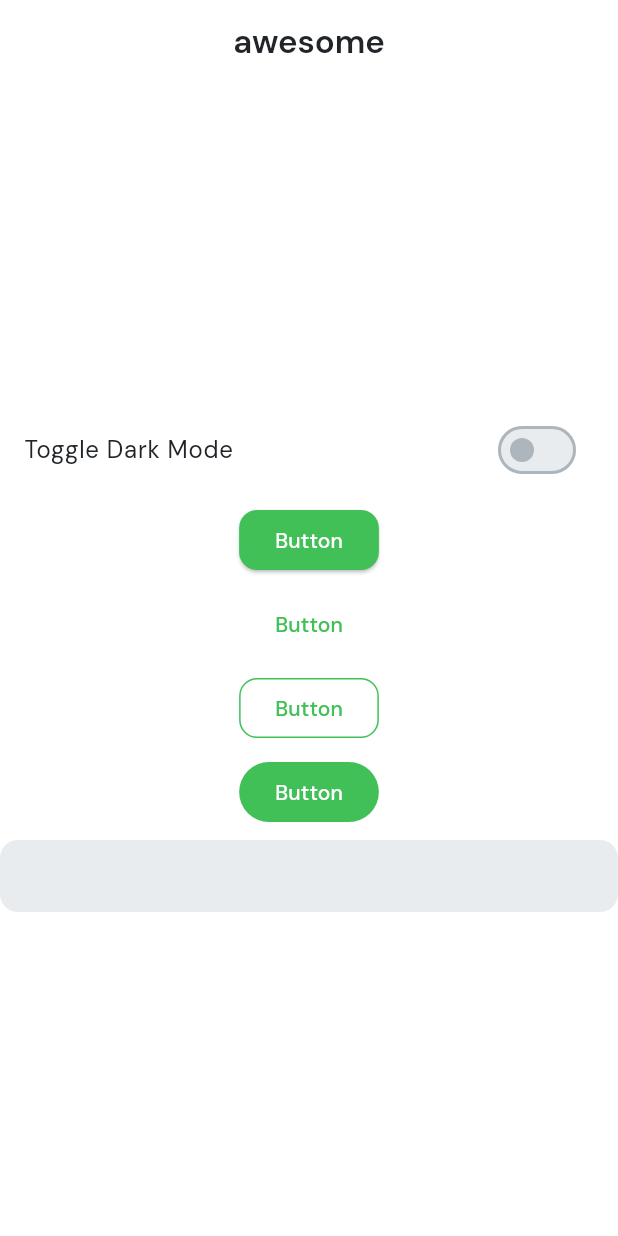
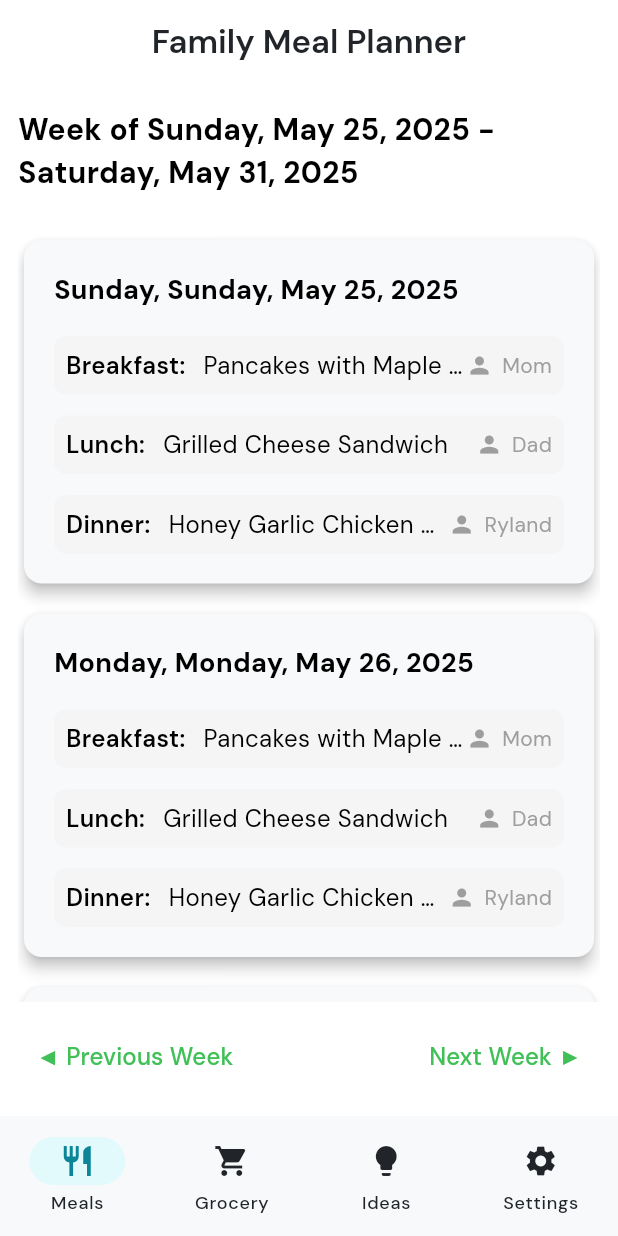
Before and after one commit to Kenz-code/meal_map, a Flutter app: the screen it shows after launch, on a phone screen of 412 x 824 dp. Run offline on Flutter 3.47's test engine with Material 3 defaults, Android fonts, the phone set to English and light mode, and no system bars; our stand-ins replace go_router, google_fonts.

Commit message:
home page boilerplate complete

```diff
--- a/lib/app/app.dart
+++ b/lib/app/app.dart
@@ -2,7 +2,6 @@ import 'package:flutter/material.dart';
 import 'package:go_router/go_router.dart';
 import 'package:meal_map/core/theme/theme.dart';
 import 'package:meal_map/features/splash/screens/main.dart';
-import 'package:meal_map/routes/app_router.dart';
 import 'package:provider/provider.dart';
 import 'app_provider.dart';
 
@@ -79,7 +78,7 @@ class _MyHomePageState extends State<MyHomePage> {
 
               SizedBox(height: 8,),
 
-              TextField(controller: TextEditingController(),),
+              Text(GoRouter.of(context).state.path!)
             ],
           ),
         ),
--- a/lib/app/app_provider.dart
+++ b/lib/app/app_provider.dart
@@ -36,10 +36,8 @@ class AppStateNotifier extends ChangeNotifier {
     // // Simulate checking login status
     // await Future.delayed(Duration(milliseconds: 500));
     // _isLoggedIn = false; // Replace with real authentication check
+    _isFirstLaunch = false;
     _isLoggedIn = true;
-    _isFirstLaunch = false;
-
-    await Future.delayed(Duration(seconds: 1));
 
     _initialized = true;
     notifyListeners();
--- a/lib/core/theme/theme.dart
+++ b/lib/core/theme/theme.dart
@@ -11,7 +11,6 @@ final ThemeData lightTheme = ThemeData(
     foregroundColor: lightColorScheme.onSurface,
     elevation: 0,
     centerTitle: true,
-
   ),
   elevatedButtonTheme: ElevatedButtonThemeData(
     style: ElevatedButton.styleFrom(
--- /dev/null
+++ b/lib/core/widgets/scaffold_with_nav_bar.dart
@@ -0,0 +1,29 @@
+import 'package:flutter/material.dart';
+import 'package:go_router/go_router.dart';
+
+class ScaffoldWithNavBar extends StatelessWidget {
+  final StatefulNavigationShell navigationShell;
+
+  const ScaffoldWithNavBar({super.key, required this.navigationShell});
+
+  void _onTap(int index) {
+    navigationShell.goBranch(index);
+  }
+
+  @override
+  Widget build(BuildContext context) {
+    return Scaffold(
+      body: navigationShell,
+      bottomNavigationBar: NavigationBar(
+        selectedIndex: navigationShell.currentIndex,
+        onDestinationSelected: _onTap,
+        destinations: const [
+          NavigationDestination(icon: Icon(Icons.restaurant), label: 'Meals'),
+          NavigationDestination(icon: Icon(Icons.shopping_cart), label: 'Grocery'),
+          NavigationDestination(icon: Icon(Icons.lightbulb), label: 'Ideas'),
+          NavigationDestination(icon: Icon(Icons.settings), label: 'Settings'),
+        ],
+      ),
+    );
+  }
+}
--- /dev/null
+++ b/lib/features/home/screens/main.dart
@@ -0,0 +1,176 @@
+import 'package:flutter/material.dart';
+import 'package:intl/intl.dart'; // Add intl to pubspec.yaml
+
+class Meal {
+  String name;
+  String cook;
+
+  Meal({required this.name, required this.cook});
+}
+
+class MealPlan {
+  Meal? breakfast;
+  Meal? lunch;
+  Meal? dinner;
+
+  MealPlan({this.breakfast, this.lunch, this.dinner});
+}
+
+class HomePage extends StatefulWidget {
+  const HomePage({Key? key}) : super(key: key);
+
+  @override
+  State<HomePage> createState() => _HomePageState();
+}
+
+class _HomePageState extends State<HomePage> {
+  DateTime startOfWeek = DateTime.now();
+  late List<MealPlan> weekMeals;
+
+  final List<String> weekdayNames = ['Sunday', 'Monday', 'Tuesday', 'Wednesday', 'Thursday', 'Friday', 'Saturday'];
+
+  @override
+  void initState() {
+    super.initState();
+    _generateDummyMeals();
+  }
+
+  void _generateDummyMeals() {
+    weekMeals = List.generate(7, (index) {
+      return MealPlan(
+        breakfast: Meal(name: 'Pancakes with Maple Syrup', cook: 'Mom'),
+        lunch: Meal(name: 'Grilled Cheese Sandwich', cook: 'Dad'),
+        dinner: Meal(name: 'Honey Garlic Chicken Mac n Cheese', cook: 'Ryland'),
+      );
+    });
+  }
+
+  void _changeWeek(int offset) {
+    setState(() {
+      startOfWeek = startOfWeek.add(Duration(days: 7 * offset));
+      _generateDummyMeals(); // Replace with your real data load
+    });
+  }
+
+  void _editMeal(String type, int dayIndex) {
+    // Your edit/delete logic here
+    debugPrint('Edit $type for day $dayIndex');
+  }
+
+  DateTime get _startOfWeek {
+    // Adjust to Sunday as start of week
+    return startOfWeek.subtract(Duration(days: startOfWeek.weekday % 7));
+  }
+
+  String _formatDate(DateTime date) {
+    // e.g. Monday, May 27, 2025
+    return DateFormat('EEEE, MMMM d, y').format(date);
+  }
+
+  @override
+  Widget build(BuildContext context) {
+    return Scaffold(
+      appBar: AppBar(
+        title: const Text('Family Meal Planner'),
+        centerTitle: true,
+      ),
+      body: Padding(
+        padding: const EdgeInsets.symmetric(horizontal: 12, vertical: 16),
+        child: Column(
+          children: [
+            Text(
+              'Week of ${_formatDate(_startOfWeek)} - ${_formatDate(_startOfWeek.add(const Duration(days: 6)))}',
+              style: const TextStyle(fontSize: 20, fontWeight: FontWeight.bold),
+            ),
+            const SizedBox(height: 20),
+            Expanded(
+              child: ListView.builder(
+                itemCount: 7,
+                itemBuilder: (context, index) {
+                  final date = _startOfWeek.add(Duration(days: index));
+                  final mealPlan = weekMeals[index];
+                  final dayName = weekdayNames[date.weekday % 7];
+
+                  return Card(
+                    margin: const EdgeInsets.symmetric(vertical: 10, horizontal: 4),
+                    elevation: 4,
+                    shape: RoundedRectangleBorder(borderRadius: BorderRadius.circular(12)),
+                    child: Padding(
+                      padding: const EdgeInsets.symmetric(vertical: 20, horizontal: 20),
+                      child: Column(
+                        crossAxisAlignment: CrossAxisAlignment.start,
+                        children: [
+                          Text(
+                            "$dayName, ${_formatDate(date)}",
+                            style: const TextStyle(fontSize: 18, fontWeight: FontWeight.w700),
+                          ),
+                          const SizedBox(height: 18),
+                          _buildMealRow('Breakfast', mealPlan.breakfast, () => _editMeal('breakfast', index)),
+                          const SizedBox(height: 14),
+                          _buildMealRow('Lunch', mealPlan.lunch, () => _editMeal('lunch', index)),
+                          const SizedBox(height: 14),
+                          _buildMealRow('Dinner', mealPlan.dinner, () => _editMeal('dinner', index)),
+                        ],
+                      ),
+                    ),
+                  );
+                },
+              ),
+            ),
+            const SizedBox(height: 12),
+            Row(
+              mainAxisAlignment: MainAxisAlignment.spaceBetween,
+              children: [
+                TextButton(
+                  onPressed: () => _changeWeek(-1),
+                  child: const Text('◀ Previous Week', style: TextStyle(fontSize: 16)),
+                ),
+                TextButton(
+                  onPressed: () => _changeWeek(1),
+                  child: const Text('Next Week ▶', style: TextStyle(fontSize: 16)),
+                ),
+              ],
+            ),
+          ],
+        ),
+      ),
+    );
+  }
+
+  Widget _buildMealRow(String mealLabel, Meal? meal, VoidCallback onLongPress) {
+    return GestureDetector(
+      onLongPress: onLongPress,
+      child: Container(
+        padding: const EdgeInsets.symmetric(vertical: 8, horizontal: 8),
+        decoration: BoxDecoration(
+          color: Colors.grey[100],
+          borderRadius: BorderRadius.circular(8),
+        ),
+        child: Row(
+          children: [
+            Text(
+              '$mealLabel:',
+              style: const TextStyle(fontWeight: FontWeight.w600, fontSize: 16),
+            ),
+            const SizedBox(width: 12),
+            Expanded(
+              child: Text(
+                meal?.name ?? '—',
+                style: const TextStyle(fontSize: 16),
+                overflow: TextOverflow.ellipsis,
+              ),
+            ),
+            if (meal?.cook != null) ...[
+              const Icon(Icons.person, size: 18, color: Colors.grey),
+              const SizedBox(width: 6),
+              Text(
+                meal!.cook,
+                style: const TextStyle(color: Colors.grey, fontSize: 14),
+              ),
+            ],
+          ],
+        ),
+      ),
+    );
+  }
+}
--- a/lib/routes/app_router.dart
+++ b/lib/routes/app_router.dart
@@ -2,6 +2,8 @@ import 'package:flutter/material.dart';
 import 'package:go_router/go_router.dart';
 import 'package:meal_map/app/app.dart';
 import 'package:meal_map/app/app_provider.dart';
+import 'package:meal_map/core/widgets/scaffold_with_nav_bar.dart';
+import 'package:meal_map/features/home/screens/main.dart';
 import 'package:provider/provider.dart';
 
 GoRouter createRouter(AppStateNotifier appStateNotifier) {
@@ -11,20 +13,44 @@ GoRouter createRouter(AppStateNotifier appStateNotifier) {
     redirect: (context, state) {
       final appState = Provider.of<AppStateNotifier>(context, listen: false);
 
-      if (!appState.initialized) return null; // Show splash or wait
+      if (!appState.initialized) return null;
 
       final isLoggedIn = appState.isLoggedIn;
       final isFirstLaunch = appState.isFirstLaunch;
+      final fullPath = state.fullPath ?? '';
 
-      final goingToAuth = state.fullPath!.startsWith('/auth');
-      final goingToOnboarding = state.fullPath == '/onboarding';
+      final goingToAuth = fullPath.startsWith('/auth');
+      final goingToOnboarding = fullPath == '/onboarding';
+      final goingToShell = fullPath.startsWith('/meals') ||
+          fullPath.startsWith('/grocery') ||
+          fullPath.startsWith('/ideas') ||
+          fullPath.startsWith('/settings');
 
-      if (isFirstLaunch && !goingToOnboarding) return '/onboarding';
-      if (!isLoggedIn && !goingToAuth) return '/auth/login';
-      if (isLoggedIn && goingToAuth) return '/meals';
+      print("Redirect check: isLoggedIn=$isLoggedIn, isFirstLaunch=$isFirstLaunch, fullPath=$fullPath");
+
+      // Redirect to onboarding if needed
+      if (isFirstLaunch && !goingToOnboarding) {
+        return '/onboarding';
+      }
+
+      // If onboarding is complete but user is still on onboarding screen, redirect them away
+      if (!isFirstLaunch && goingToOnboarding) {
+        return isLoggedIn ? '/meals' : '/auth/login';
+      }
+
+      // If not logged in and not in auth flow, redirect to login
+      if (!isLoggedIn && !goingToAuth) {
+        return '/auth/login';
+      }
+
+      // If logged in and on root, redirect to meals
+      if (isLoggedIn && fullPath == '/') {
+        return '/meals';
+      }
 
       return null;
     },
+
     routes: [
       GoRoute(
         path: '/onboarding',
@@ -40,12 +66,12 @@ GoRouter createRouter(AppStateNotifier appStateNotifier) {
       ),
       StatefulShellRoute.indexedStack(
         // builder: (context, state, shell) => ScaffoldWithNavBar(navigationShell: shell),
-        builder: (context, state, shell) => Scaffold(),
+        builder: (context, state, shell) => ScaffoldWithNavBar(navigationShell: shell),
         branches: [
           StatefulShellBranch(routes: [
             GoRoute(
               path: '/meals',
-              builder: (context, state) => MyHomePage(title: "awesome"),
+              builder: (context, state) => HomePage(),
               routes: [
                 GoRoute(
                   path: 'detail/:id',
--- a/pubspec.yaml
+++ b/pubspec.yaml
@@ -37,6 +37,7 @@ dependencies:
   google_fonts: ^6.2.1
   provider: ^6.1.5
   go_router: ^15.1.2
+  intl: ^0.20.2
 
 dev_dependencies:
   flutter_test:
```
Also changed, not shown: pubspec.lock.
